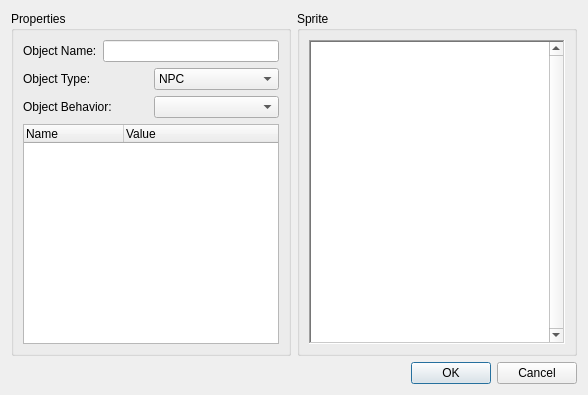
Qt form ObjectEditor.ui (Preece/TGL) before a commit.
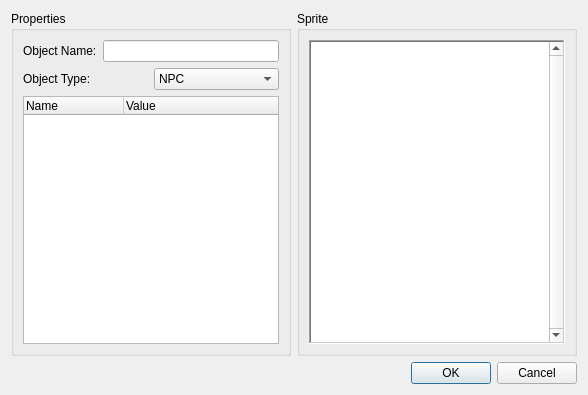
The same form after that commit.

Commit message: Fixed #19 by making the Object selector a tree view instead of a list view

Patch:
```diff
--- a/ObjectEditor.ui
+++ b/ObjectEditor.ui
@@ -83,20 +83,6 @@
           </item>
          </layout>
         </item>
-        <item>
-         <layout class="QHBoxLayout" name="horizontalLayout_3">
-          <item>
-           <widget class="QLabel" name="label_3">
-            <property name="text">
-             <string>Object Behavior:</string>
-            </property>
-           </widget>
-          </item>
-          <item>
-           <widget class="QComboBox" name="objectBehaviorSelector"/>
-          </item>
-         </layout>
-        </item>
         <item>
          <widget class="QTreeWidget" name="treeWidget">
           <property name="rootIsDecorated">
```
The commit also changes 6 other files.
